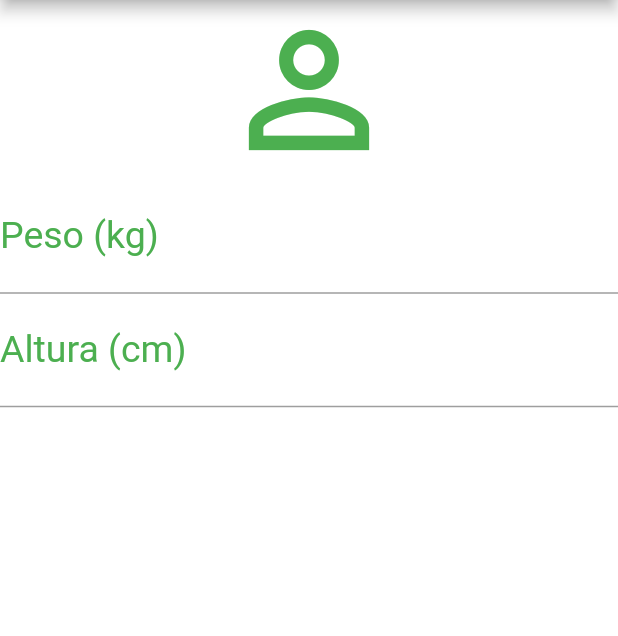
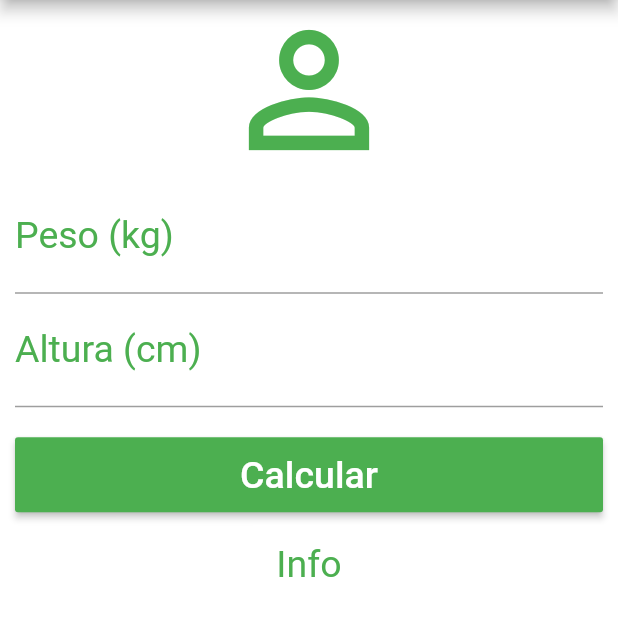
Before and after one commit to dgaraujo89/calculadora-imc-flutter, a Flutter app: the screen it shows after launch, on a phone screen of 412 x 824 dp, the part 84-720 px from its top. Run offline on Flutter 3.47's test engine with Material 2 defaults, Android fonts, the phone set to English and light mode, and no system bars.

Commit message:
adicionando botão e texto com resultado do calculo

```diff
--- a/lib/main.dart
+++ b/lib/main.dart
@@ -24,12 +24,14 @@ class _HomeState extends State<Home> {
         actions: <Widget>[
           IconButton(
             icon: Icon(Icons.refresh),
-            onPressed: () => {},
+            onPressed: () {},
           )
         ],
       ),
       backgroundColor: Colors.white,
-      body: Column(
+      body: SingleChildScrollView(
+        padding: EdgeInsets.fromLTRB(10.0, 0.0, 10.0, 0.0),
+        child: Column(
           crossAxisAlignment: CrossAxisAlignment.stretch,
           children: <Widget>[
             Icon(
@@ -54,8 +56,23 @@ class _HomeState extends State<Home> {
               ),
               textAlign: TextAlign.center,
               style: TextStyle(color: Colors.green, fontSize: 25.0),
-          )
+            ),
+            Container(
+              height: 50,
+              margin: EdgeInsets.only(top: 20.0, bottom: 20.0),
+              child: RaisedButton(
+                onPressed: () {},
+                child: Text("Calcular", style: TextStyle(color: Colors.white, fontSize: 25.0),),
+                color: Colors.green,
+              ),
+            ),
+            Text(
+              "Info",
+              textAlign: TextAlign.center,
+              style: TextStyle(color: Colors.green, fontSize: 25),
+            ),
           ],
+        ),
       ),
     );
   }
```
Lines whose indentation alone changed are shown as unchanged.
